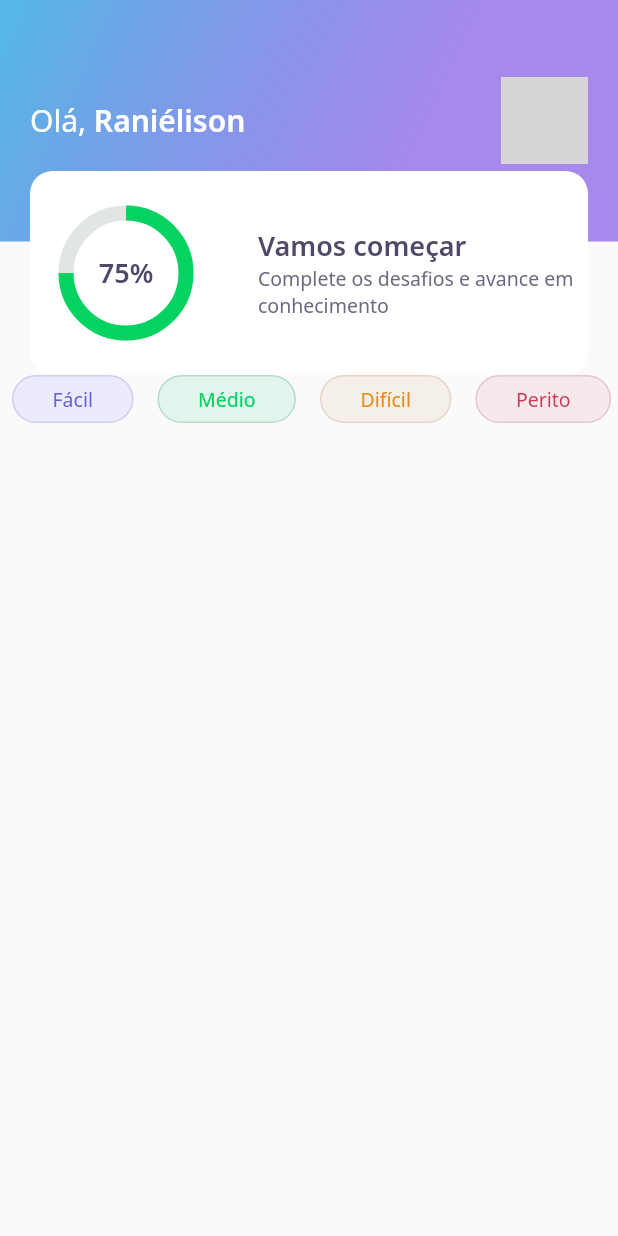
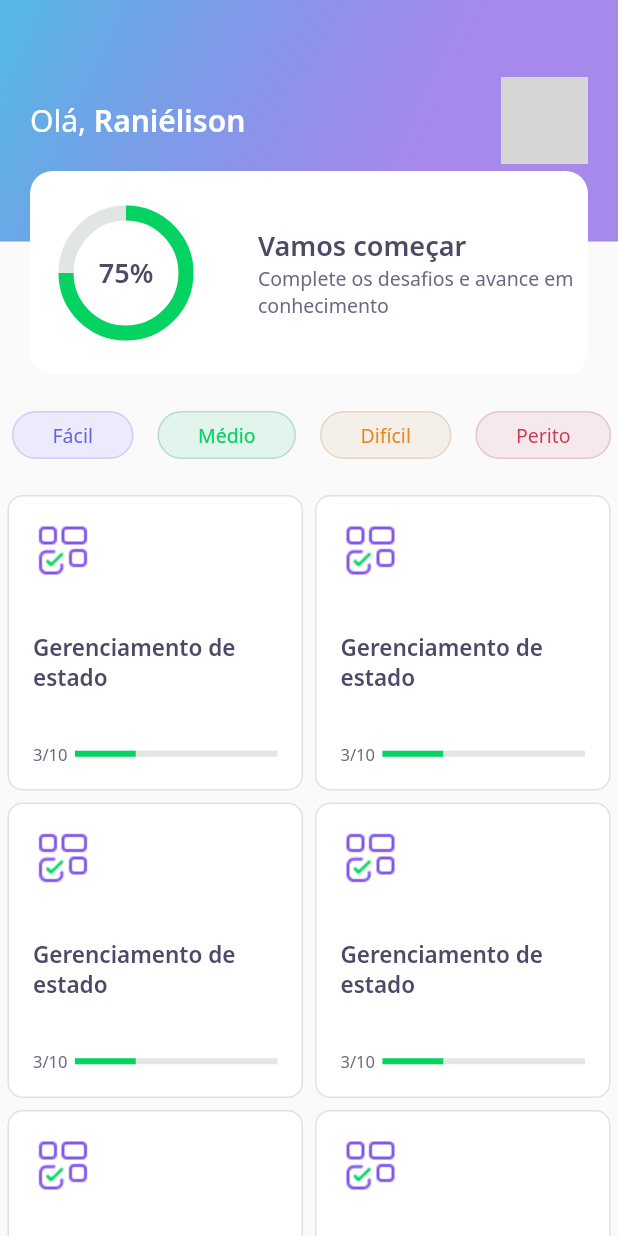
Before and after one commit to ranielison/devquiz, a Flutter app: the screen it shows after launch, on a phone screen of 412 x 824 dp. Run offline on Flutter 3.47's test engine with Material 2 defaults, Android fonts, the phone set to English and light mode, and no system bars; our stand-ins replace google_fonts; network calls fail; grey boxes are pictures that could not be loaded.

Commit message:
feat: criando o devquiz card

```diff
--- a/lib/home/home_page.dart
+++ b/lib/home/home_page.dart
@@ -1,5 +1,6 @@
 import 'package:DevQuiz/home/widgets/appbar/app_bar_widget.dart';
 import 'package:DevQuiz/home/widgets/level_button/level_button_widget.dart';
+import 'package:DevQuiz/home/widgets/quiz_card/quiz_card_widget.dart';
 import 'package:flutter/material.dart';
 
 class HomePage extends StatefulWidget {
@@ -12,7 +13,10 @@ class _HomePageState extends State<HomePage> {
   Widget build(BuildContext context) {
     return Scaffold(
       appBar: AppBarWidget(),
-      body: SingleChildScrollView(
+      body: Column(
+        children: [
+          SizedBox(height: 24),
+          SingleChildScrollView(
             scrollDirection: Axis.horizontal,
             child: Row(
               children: [
@@ -23,6 +27,25 @@ class _HomePageState extends State<HomePage> {
               ],
             ),
           ),
+          SizedBox(height: 24),
+          Expanded(
+            child: GridView.count(
+              crossAxisCount: 2,
+              crossAxisSpacing: 8,
+              mainAxisSpacing: 8,
+              padding: const EdgeInsets.symmetric(horizontal: 5),
+              children: [
+                QuizCardWidget(),
+                QuizCardWidget(),
+                QuizCardWidget(),
+                QuizCardWidget(),
+                QuizCardWidget(),
+                QuizCardWidget(),
+              ],
+            ),
+          )
+        ],
+      ),
     );
   }
 }
--- /dev/null
+++ b/lib/home/widgets/quiz_card/quiz_card_widget.dart
@@ -0,0 +1,47 @@
+import 'package:DevQuiz/core/core.dart';
+import 'package:flutter/material.dart';
+
+class QuizCardWidget extends StatelessWidget {
+  @override
+  Widget build(BuildContext context) {
+    return Container(
+      decoration: BoxDecoration(
+        color: AppColors.white,
+        border: Border.fromBorderSide(
+          BorderSide(color: AppColors.border),
+        ),
+        borderRadius: BorderRadius.circular(10),
+      ),
+      padding: const EdgeInsets.all(16),
+      child: Column(
+        crossAxisAlignment: CrossAxisAlignment.start,
+        mainAxisAlignment: MainAxisAlignment.spaceBetween,
+        children: [
+          Container(
+            height: 40,
+            width: 40,
+            child: Image.asset(AppImages.blocks),
+          ),
+          Text(
+            'Gerenciamento de estado',
+            style: AppTextStyles.heading15,
+          ),
+          Row(
+            children: [
+              Text('3/10', style: AppTextStyles.body11),
+              SizedBox(width: 5),
+              Expanded(
+                child: LinearProgressIndicator(
+                  value: 0.3,
+                  backgroundColor: AppColors.chartSecondary,
+                  valueColor:
+                      AlwaysStoppedAnimation<Color>(AppColors.chartPrimary),
+                ),
+              ),
+            ],
+          )
+        ],
+      ),
+    );
+  }
+}
```
Lines whose indentation alone changed are shown as unchanged.
